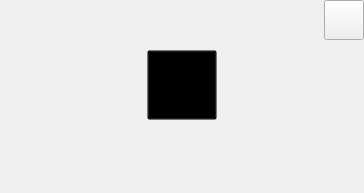
The window that VideoPlayer/mainwidget/CusLabel2.ui (huizhang556/pc-video-player) describes before a commit, drawn with Qt 5.
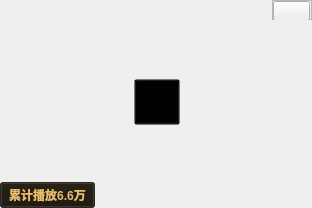
The same window after the commit. Icons and pictures are not drawn.

```diff
--- a/VideoPlayer/mainwidget/CusLabel2.ui
+++ b/VideoPlayer/mainwidget/CusLabel2.ui
@@ -6,14 +6,14 @@
    <rect>
     <x>0</x>
     <y>0</y>
-    <width>364</width>
-    <height>193</height>
+    <width>312</width>
+    <height>208</height>
    </rect>
   </property>
   <property name="windowTitle">
    <string>Form</string>
   </property>
-  <layout class="QVBoxLayout" name="verticalLayout_2">
+  <layout class="QVBoxLayout" name="verticalLayout_4">
    <property name="spacing">
     <number>0</number>
    </property>
@@ -30,7 +30,7 @@
     <number>0</number>
    </property>
    <item>
-    <layout class="QVBoxLayout" name="verticalLayout">
+    <layout class="QVBoxLayout" name="verticalLayout_3">
      <item>
       <layout class="QHBoxLayout" name="horizontalLayout_2">
        <item>
@@ -41,30 +41,67 @@
          <property name="sizeHint" stdset="0">
           <size>
            <width>40</width>
-           <height>20</height>
+           <height>13</height>
           </size>
          </property>
         </spacer>
        </item>
        <item>
-        <widget class="QPushButton" name="pushButton_2">
+        <widget class="QFrame" name="frame_mark">
          <property name="minimumSize">
           <size>
            <width>40</width>
-           <height>40</height>
+           <height>20</height>
           </size>
          </property>
          <property name="maximumSize">
           <size>
            <width>40</width>
-           <height>40</height>
+           <height>20</height>
+          </size>
+         </property>
+         <property name="frameShape">
+          <enum>QFrame::StyledPanel</enum>
+         </property>
+         <property name="frameShadow">
+          <enum>QFrame::Raised</enum>
+         </property>
+         <layout class="QVBoxLayout" name="verticalLayout">
+          <property name="spacing">
+           <number>0</number>
+          </property>
+          <property name="leftMargin">
+           <number>0</number>
+          </property>
+          <property name="topMargin">
+           <number>0</number>
+          </property>
+          <property name="rightMargin">
+           <number>0</number>
+          </property>
+          <property name="bottomMargin">
+           <number>0</number>
+          </property>
+          <item>
+           <widget class="QPushButton" name="pushButton_rightMark">
+            <property name="minimumSize">
+             <size>
+              <width>40</width>
+              <height>20</height>
+             </size>
+            </property>
+            <property name="maximumSize">
+             <size>
+              <width>40</width>
+              <height>20</height>
           </size>
          </property>
          <property name="styleSheet">
           <string notr="true">QPushButton
 {
 color: #ffff7f;
-border-image: url(:/images/home/rank_new.png);
+margin-right: 3px;
+border-image: url(://images/home/vtitle_vvip.png);
 }
 
 QPushButton:hover
@@ -79,6 +116,24 @@
         </widget>
        </item>
       </layout>
+        </widget>
+       </item>
+      </layout>
+     </item>
+     <item>
+      <layout class="QVBoxLayout" name="verticalLayout_2">
+       <item>
+        <spacer name="verticalSpacer">
+         <property name="orientation">
+          <enum>Qt::Vertical</enum>
+         </property>
+         <property name="sizeHint" stdset="0">
+          <size>
+           <width>20</width>
+           <height>40</height>
+          </size>
+         </property>
+        </spacer>
      </item>
      <item>
       <layout class="QHBoxLayout" name="horizontalLayout">
@@ -99,8 +154,14 @@
         <widget class="QFrame" name="frame_play">
          <property name="minimumSize">
           <size>
-           <width>80</width>
-           <height>80</height>
+             <width>50</width>
+             <height>50</height>
+            </size>
+           </property>
+           <property name="maximumSize">
+            <size>
+             <width>50</width>
+             <height>50</height>
           </size>
          </property>
          <property name="styleSheet">
@@ -116,12 +177,33 @@
           <enum>QFrame::Raised</enum>
          </property>
          <layout class="QGridLayout" name="gridLayout">
+            <property name="leftMargin">
+             <number>2</number>
+            </property>
+            <property name="topMargin">
+             <number>2</number>
+            </property>
+            <property name="rightMargin">
+             <number>2</number>
+            </property>
+            <property name="bottomMargin">
+             <number>2</number>
+            </property>
+            <property name="horizontalSpacing">
+             <number>0</number>
+            </property>
           <item row="0" column="0">
            <widget class="QPushButton" name="pushButton_play">
             <property name="minimumSize">
              <size>
-              <width>70</width>
-              <height>70</height>
+                <width>46</width>
+                <height>46</height>
+               </size>
+              </property>
+              <property name="maximumSize">
+               <size>
+                <width>46</width>
+                <height>46</height>
              </size>
             </property>
             <property name="styleSheet">
@@ -155,7 +237,7 @@
       </layout>
      </item>
      <item>
-      <spacer name="verticalSpacer">
+        <spacer name="verticalSpacer_2">
        <property name="orientation">
         <enum>Qt::Vertical</enum>
        </property>
@@ -166,6 +248,57 @@
         </size>
        </property>
       </spacer>
+       </item>
+      </layout>
+     </item>
+     <item>
+      <layout class="QHBoxLayout" name="horizontalLayout_3">
+       <item>
+        <widget class="QPushButton" name="pushButton_playcounts">
+         <property name="minimumSize">
+          <size>
+           <width>95</width>
+           <height>26</height>
+          </size>
+         </property>
+         <property name="maximumSize">
+          <size>
+           <width>95</width>
+           <height>16777215</height>
+          </size>
+         </property>
+         <property name="styleSheet">
+          <string notr="true">QPushButton
+{
+color: #e9bd6c;
+font-weight: 800;
+background-color: rgba(26, 22, 13,0.8);
+}
+
+QPushButton:hover
+{
+
+}</string>
+         </property>
+         <property name="text">
+          <string>累计播放6.6万</string>
+         </property>
+        </widget>
+       </item>
+       <item>
+        <spacer name="horizontalSpacer_4">
+         <property name="orientation">
+          <enum>Qt::Horizontal</enum>
+         </property>
+         <property name="sizeHint" stdset="0">
+          <size>
+           <width>40</width>
+           <height>20</height>
+          </size>
+         </property>
+        </spacer>
+       </item>
+      </layout>
      </item>
     </layout>
    </item>
```
Lines whose indentation alone changed are shown as unchanged.
